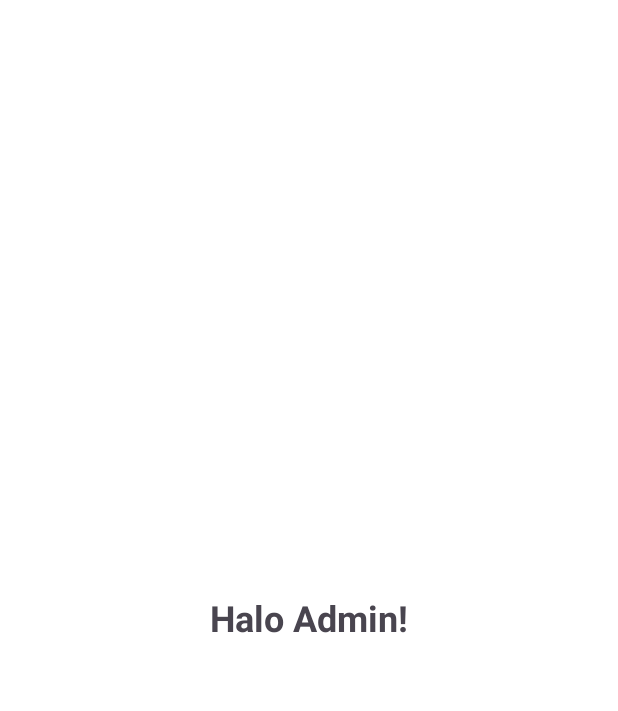
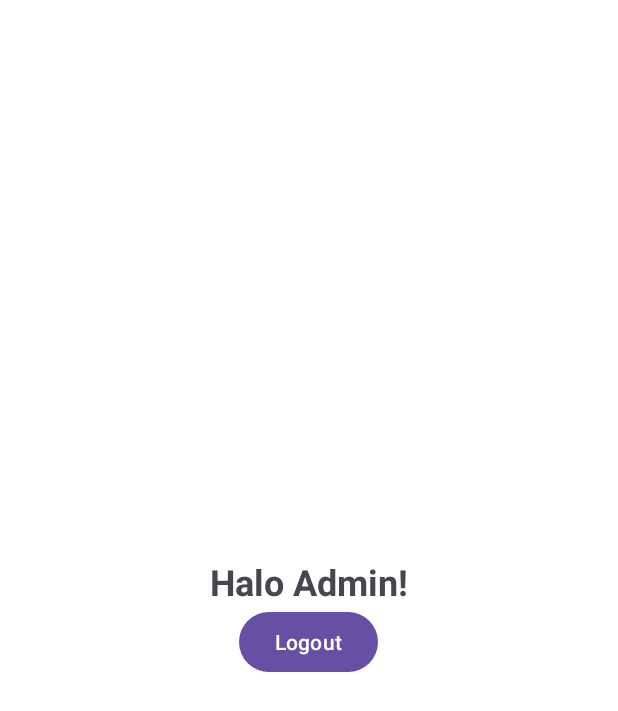
Before and after one commit to shavellegau/map_umkm, an Android app: the AdminActivity screen opened directly, with no data from a screen before it, on a phone screen of 412 x 824 dp. Shown: the top 711 px of the screen. Run offline under Robolectric (Android 15) with nearby library versions, the phone set to English and light mode, and no system bars.

Commit message:
button logout admin & user

```diff
--- a/app/src/main/java/com/example/map_umkm/AdminActivity.kt
+++ b/app/src/main/java/com/example/map_umkm/AdminActivity.kt
@@ -1,11 +1,26 @@
 package com.example.map_umkm
 
+import android.content.Context
+import android.content.Intent
 import android.os.Bundle
+import android.widget.Button
 import androidx.appcompat.app.AppCompatActivity
 
 class AdminActivity : AppCompatActivity() {
     override fun onCreate(savedInstanceState: Bundle?) {
         super.onCreate(savedInstanceState)
-        setContentView(R.layout.activity_admin) // bikin layout activity_admin.xml juga
+        setContentView(R.layout.activity_admin)
+
+        // Tombol logout (pastikan ada di activity_admin.xml)
+        val btnLogout = findViewById<Button>(R.id.btnLogout)
+        btnLogout.setOnClickListener {
+            val prefs = getSharedPreferences("USER_SESSION", Context.MODE_PRIVATE)
+            prefs.edit().clear().apply() // hapus session
+
+            val i = Intent(this, LoginActivity::class.java)
+            i.flags = Intent.FLAG_ACTIVITY_NEW_TASK or Intent.FLAG_ACTIVITY_CLEAR_TASK
+            startActivity(i)
+            finish()
+        }
     }
 }
--- a/app/src/main/res/layout/activity_admin.xml
+++ b/app/src/main/res/layout/activity_admin.xml
@@ -14,4 +14,11 @@
         android:textSize="24sp"
         android:textStyle="bold" />
 
+    <Button
+        android:id="@+id/btnLogout"
+        android:layout_width="wrap_content"
+        android:layout_height="wrap_content"
+        android:text="Logout"
+        android:layout_gravity="center"/>
+
 </LinearLayout>
--- a/app/src/main/res/navigation/nav_graph.xml
+++ b/app/src/main/res/navigation/nav_graph.xml
@@ -21,7 +21,7 @@
 
     <fragment
         android:id="@+id/nav_profile"
-        android:name="com.example.map_umkm.ui.profile.ProfileFragment"
+        android:name="com.example.map_umkm.ProfileFragment"
         android:label="Profile"
         tools:layout="@layout/fragment_profile" />
 
```
Also changed, not shown: app/src/main/java/com/example/map_umkm/LoginActivity.kt (+33 -5 lines), app/src/main/java/com/example/map_umkm/MainActivity.kt (+17 -0 lines), app/src/main/java/com/example/map_umkm/ProfileFragment.kt (+13 -13 lines), app/src/main/java/com/example/map_umkm/RegisterActivity.kt (+4 -5 lines).
